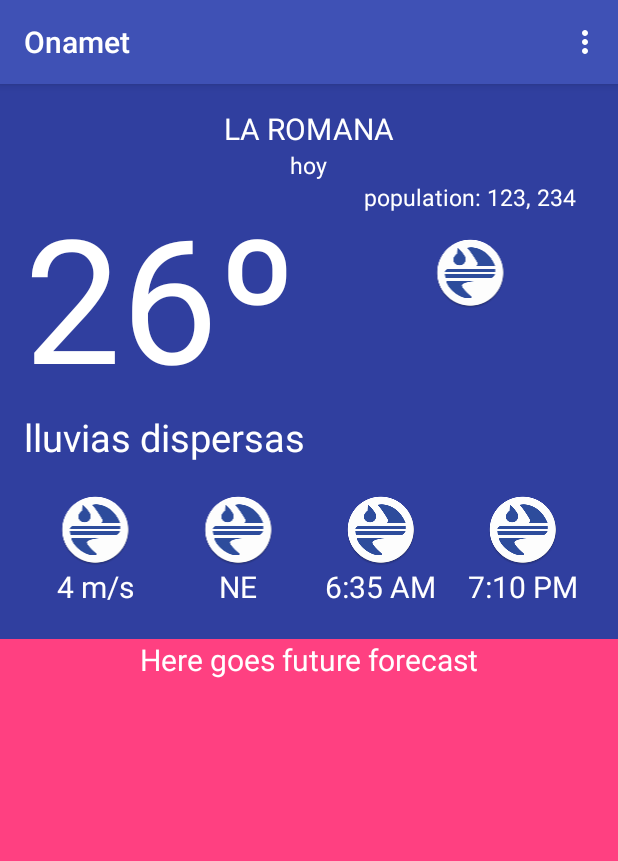
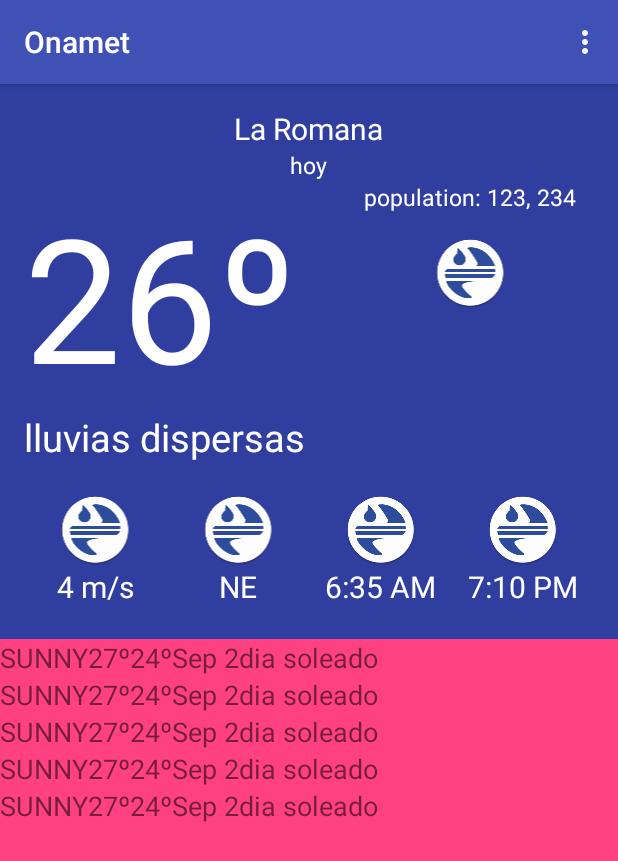
Before and after one commit to erikmejias/Onamet, an Android app: the screen it shows after launch (MainActivity), on a phone screen of 412 x 824 dp. Shown: the top 861 px of the screen. Run offline under Robolectric (Android 15) with nearby library versions, the phone set to English and light mode, and no system bars; our stand-ins replace Firebase (no records; nobody signed in at launch, a user with empty details on screens opened directly).

Commit message:
Completed all widgets future forecast

```diff
--- a/app/build.gradle
+++ b/app/build.gradle
@@ -23,6 +23,7 @@ dependencies {
     compile fileTree(dir: 'libs', include: ['*.jar'])
     testCompile 'junit:junit:4.12'
     compile 'com.android.support:appcompat-v7:24.2.0'
+    compile 'com.android.support:recyclerview-v7:24.2.0'
 
     compile 'com.android.support.constraint:constraint-layout:1.0.0-alpha7'
     //    Firebase core libraries Libraries
--- a/app/src/main/java/com/erikmejia/onamet/MainActivity.java
+++ b/app/src/main/java/com/erikmejia/onamet/MainActivity.java
@@ -3,13 +3,19 @@ package com.erikmejia.onamet;
 import android.content.Intent;
 import android.support.v7.app.AppCompatActivity;
 import android.os.Bundle;
+import android.support.v7.widget.LinearLayoutManager;
+import android.support.v7.widget.RecyclerView;
 import android.util.Log;
 import android.view.Menu;
 import android.view.MenuInflater;
 import android.view.MenuItem;
+import android.view.View;
 import android.widget.TextView;
 
+import com.erikmejia.onamet.model.Demo;
+import com.erikmejia.onamet.model.ForecastAdapter;
 import com.erikmejia.onamet.ui.SettingsActivity;
+import com.firebase.ui.database.FirebaseRecyclerAdapter;
 import com.google.firebase.database.DataSnapshot;
 import com.google.firebase.database.DatabaseError;
 import com.google.firebase.database.DatabaseReference;
@@ -40,13 +46,20 @@ public class MainActivity extends AppCompatActivity {
         super.onCreate(savedInstanceState);
         setContentView(R.layout.activity_main);
 
+        String[] demoData = {"Ysanny", "Erik", "Marcell", "Cindy", "Fausto"};
 
 //        Cache data to local disk ( OFFLINE SUPPORT ).
-        FirebaseDatabase.getInstance().setPersistenceEnabled(true);
+//        FirebaseDatabase.getInstance().setPersistenceEnabled(true);
 
-        azuaReference= FirebaseDatabase.getInstance().getReference("forecasts/laromana");
+        azuaReference= FirebaseDatabase.getInstance().getReference("/demo");
+        RecyclerView forecastList = (RecyclerView)
+                findViewById(R.id.future_forecast_recycler_list);
+        forecastList.setHasFixedSize(true);
+        forecastList.setLayoutManager(new LinearLayoutManager(this));
 
-        renderChanges();
+        ForecastAdapter forecastsAdapter = new ForecastAdapter(demoData);
+        forecastList.setAdapter(forecastsAdapter);
+
     }
 
     @Override
@@ -69,6 +82,7 @@ public class MainActivity extends AppCompatActivity {
     public boolean onOptionsItemSelected(MenuItem item) {
 //        Check which selection is being made.
         switch (item.getItemId()) {
+//            Open settings ui panel.
             case R.id.settings:
                 showSettings();
                 return true;
@@ -85,32 +99,4 @@ public class MainActivity extends AppCompatActivity {
 
     }
 
-    public void renderChanges() {
-
-        azuaReference.addValueEventListener(new ValueEventListener() {
-            @Override
-            public void onDataChange(DataSnapshot dataSnapshot) {
-                String _cityName = dataSnapshot.child("name").getValue(String.class);
-                String _clouds = String.valueOf(dataSnapshot.child("list").child("0").child("clouds").getValue(Long.class));
-                String _degree = String.valueOf(dataSnapshot.child("list").child("0").child("deg").getValue(Long.class));
-                String _humidity = String.valueOf(dataSnapshot.child("list").child("0").child("humidity").getValue(Long.class));
-                String _pressure = String.valueOf(dataSnapshot.child("list").child("0").child("pressure").getValue(Long.class));
-                String _rain = String.valueOf(dataSnapshot.child("list").child("0").child("rain").getValue(Long.class));
-                String _speed = String.valueOf(dataSnapshot.child("list").child("0").child("speed").getValue(Long.class));
-
-                String _min = String.valueOf(dataSnapshot.child("list").child("0").child("temp").child("min").getValue(Long.class));
-                String _max = String.valueOf(dataSnapshot.child("list").child("0").child("temp").child("max").getValue(Long.class));
-                String _night = String.valueOf(dataSnapshot.child("list").child("0").child("temp").child("night").getValue(Long.class));
-
-                String _description = dataSnapshot.child("list").child("0").child("weather/0").child("description").getValue(String.class);
-
-            }
-
-            @Override
-            public void onCancelled(DatabaseError databaseError) {
-
-            }
-        });
-    }
-
 }
--- /dev/null
+++ b/app/src/main/java/com/erikmejia/onamet/model/ForecastAdapter.java
@@ -0,0 +1,66 @@
+package com.erikmejia.onamet.model;
+
+import android.support.v7.widget.RecyclerView;
+import android.util.Log;
+import android.view.LayoutInflater;
+import android.view.View;
+import android.view.ViewGroup;
+import android.widget.TextView;
+
+import com.erikmejia.onamet.R;
+
+/**
+ * Created by erik on 9/2/16.
+ */
+
+public class ForecastAdapter extends RecyclerView.Adapter<ForecastAdapter.ViewHolder>{
+    private String TAG = ForecastAdapter.class.getSimpleName();
+
+    private String[] dataset;
+
+    public ForecastAdapter(String[] receivedData){
+        dataset = receivedData;
+        Log.d(TAG, "ForecastAdapter: " + dataset.length);
+    }
+
+    @Override
+    public ForecastAdapter.ViewHolder onCreateViewHolder(ViewGroup parent, int viewType) {
+        View view = LayoutInflater.from(parent.getContext()).inflate(R.layout.forecast_item,
+                parent, false);
+
+        ViewHolder holder = new ViewHolder(view);
+        return holder;
+    }
+
+    @Override
+    public void onBindViewHolder(ViewHolder holder, int position) {
+        holder.max_temperature.setText("27º");
+        holder.min_temperature.setText("24º");
+        holder.date.setText("Sep 2");
+        holder.icon.setText("SUNNY");
+        holder.forecast_description.setText("dia soleado");
+        Log.d(TAG, "onBindViewHolder: " + dataset[position]);
+    }
+
+    @Override
+    public int getItemCount() {
+        return 5;
+    }
+
+    public class ViewHolder extends RecyclerView.ViewHolder {
+        public TextView max_temperature;
+        public TextView min_temperature;
+        public TextView date;
+        public TextView icon;
+        public TextView forecast_description;
+
+        public ViewHolder(View itemView) {
+            super(itemView);
+            max_temperature = (TextView) itemView.findViewById(R.id.future_forecast_max_temperature);
+            min_temperature = (TextView) itemView.findViewById(R.id.future_forecast_min_temperature);
+            date = (TextView) itemView.findViewById(R.id.future_forecast_date_title);
+            icon = (TextView) itemView.findViewById(R.id.future_forecast_icon);
+            forecast_description = (TextView) itemView.findViewById(R.id.future_forecast_description);
+        }
+    }
+}
--- a/app/src/main/res/layout/activity_main.xml
+++ b/app/src/main/res/layout/activity_main.xml
@@ -25,7 +25,7 @@
 
             <TextView
                 android:id="@+id/city_name_text"
-                android:text="LA ROMANA"
+                android:text="La Romana"
                 android:textSize="20sp"
                 android:textColor="#fff"
                 android:layout_gravity="center_horizontal"
@@ -206,13 +206,12 @@
         android:background="@color/colorAccent"
         android:orientation="horizontal">
 
-        <TextView
-            android:text="Here goes future forecast"
-            android:textSize="20sp"
-            android:gravity="center_horizontal"
-            android:textColor="#fff"
+        <android.support.v7.widget.RecyclerView
+            android:id="@+id/future_forecast_recycler_list"
             android:layout_width="match_parent"
-            android:layout_height="wrap_content" />
+            android:layout_height="match_parent">
+
+        </android.support.v7.widget.RecyclerView>
 
     </LinearLayout>
 
--- /dev/null
+++ b/app/src/main/res/layout/forecast_item.xml
@@ -0,0 +1,43 @@
+<?xml version="1.0" encoding="utf-8"?>
+<LinearLayout xmlns:android="http://schemas.android.com/apk/res/android"
+    xmlns:tools="http://schemas.android.com/tools"
+    android:orientation="horizontal"
+    android:layout_width="match_parent"
+    android:layout_height="wrap_content">
+
+    <TextView
+        tools:text="ICON"
+        android:textSize="18sp"
+        android:id="@+id/future_forecast_icon"
+        android:layout_width="wrap_content"
+        android:layout_height="wrap_content" />
+
+    <TextView
+        tools:text="28º"
+        android:textSize="18sp"
+        android:id="@+id/future_forecast_max_temperature"
+        android:layout_width="wrap_content"
+        android:layout_height="wrap_content" />
+
+    <TextView
+        tools:text="18º"
+        android:textSize="18sp"
+        android:id="@+id/future_forecast_min_temperature"
+        android:layout_width="wrap_content"
+        android:layout_height="wrap_content" />
+
+    <TextView
+        tools:text="Lun 22"
+        android:textSize="18sp"
+        android:id="@+id/future_forecast_date_title"
+        android:layout_width="wrap_content"
+        android:layout_height="wrap_content" />
+
+    <TextView
+        tools:text="cielo claro"
+        android:textSize="18sp"
+        android:id="@+id/future_forecast_description"
+        android:layout_width="wrap_content"
+        android:layout_height="wrap_content" />
+
+</LinearLayout>
--- a/app/src/main/res/values/strings.xml
+++ b/app/src/main/res/values/strings.xml
@@ -8,4 +8,6 @@
     <string name="terms_use_prefs_title">Terms of use</string>
     <string name="sms_auth_prefs_title">Authenticate SMS</string>
     <string name="settings">Settings</string>
+
+    <!-- DEMO DATA -->
 </resources>
--- a/build.gradle
+++ b/build.gradle
@@ -5,7 +5,7 @@ buildscript {
         jcenter()
     }
     dependencies {
-        classpath 'com.android.tools.build:gradle:2.2.0-beta3'
+        classpath 'com.android.tools.build:gradle:2.2.0-rc1'
 
         // NOTE: Do not place your application dependencies here; they belong
         // in the individual module build.gradle files
```
Also changed, not shown: app/src/main/java/com/erikmejia/onamet/model/Forecast.java (added, +139 -0 lines).
